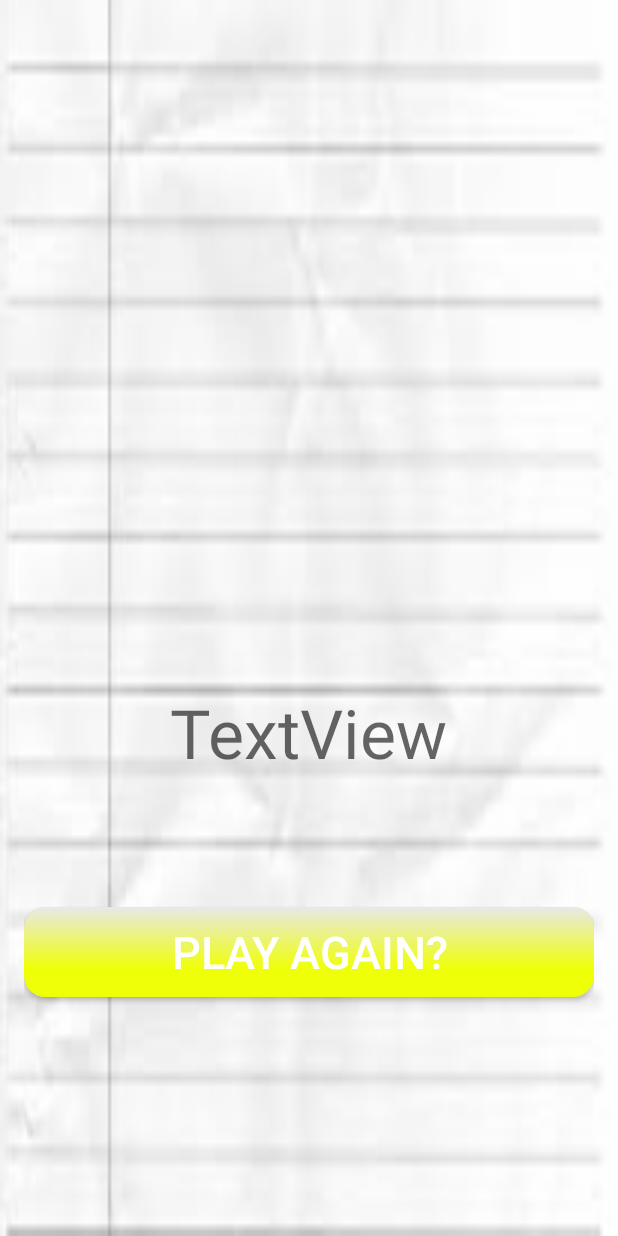
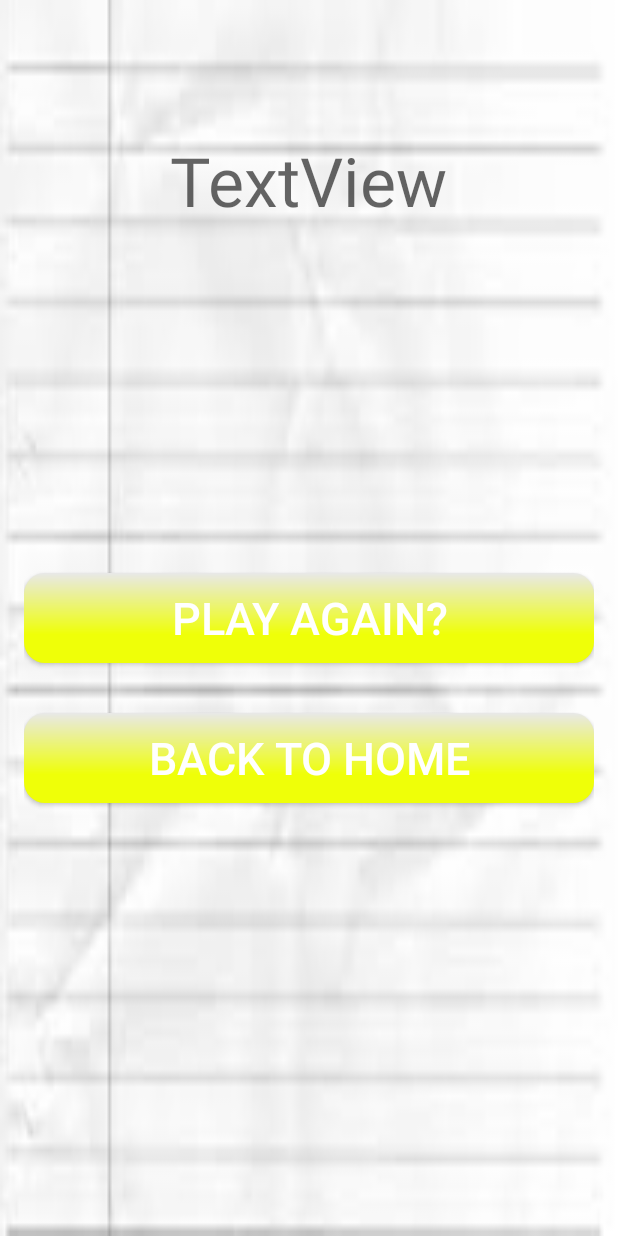
Before and after one commit to cliffsestig/TickTackToe, an Android app: the layout activity_end_game.xml on its own in the app's theme, with its tools: preview values and no code run, on a phone screen of 412 x 824 dp. Run offline under Robolectric (Android 15) with nearby library versions, the phone set to English and light mode, and no system bars.

```diff
--- a/app/src/main/java/com/example/cliffsestig/tictactoe/MainActivity.java
+++ b/app/src/main/java/com/example/cliffsestig/tictactoe/MainActivity.java
@@ -63,7 +63,7 @@ public class MainActivity extends AppCompatActivity {
     {
         TextView tv = (TextView) findViewById(R.id.txt_title);
         TranslateAnimation cloud_moving = new TranslateAnimation(
-                Animation.ABSOLUTE, 200,
+                Animation.ABSOLUTE, 280,
                 Animation.ABSOLUTE, 10,
                 Animation.ABSOLUTE, 0,
                 Animation.ABSOLUTE, 0
--- a/app/src/main/java/com/example/cliffsestig/tictactoe/nameActivity.java
+++ b/app/src/main/java/com/example/cliffsestig/tictactoe/nameActivity.java
@@ -25,7 +25,7 @@ public class nameActivity extends AppCompatActivity {
         btn.setOnClickListener(new View.OnClickListener() {
             @Override
             public void onClick(View view) {
-                if (!player1.getText().toString().equals("") && !player2.getText().toString().equals("")){
+                if ((!player1.getText().toString().equals("") && !player2.getText().toString().equals("")) && !player1.getText().toString().equals(player2.getText().toString()) ){
                     Intent myIntent = new Intent(nameActivity.this, playActivity.class);
                     myIntent.putExtra("PlayerX", player1.getText().toString());
                     myIntent.putExtra("PlayerO", player2.getText().toString());
--- a/app/src/main/res/layout/activity_end_game.xml
+++ b/app/src/main/res/layout/activity_end_game.xml
@@ -11,10 +11,17 @@
     tools:context="com.example.cliffsestig.tictactoe.endGameActivity"
     android:background="@drawable/images">
 
+    <TextView
+        android:text="TextView"
+        android:layout_width="wrap_content"
+        android:layout_height="wrap_content"
+        android:id="@+id/textView"
+        android:textAppearance="@style/TextAppearance.AppCompat.Display2"
+        android:layout_alignParentTop="true"
+        android:layout_centerHorizontal="true"
+        android:layout_marginTop="74dp" />
+
     <Button
-        android:layout_alignParentBottom="true"
-        android:layout_centerHorizontal="true"
-        android:layout_marginBottom="143dp"
         android:id="@+id/btn_play"
         android:text="Play again?"
         android:textColor="#FFFFFF"
@@ -22,15 +29,21 @@
         android:layout_width="match_parent"
         android:layout_height="60dp"
         android:background="@drawable/buttonshape"
-        android:layout_marginTop="30dp"/>
+        android:layout_centerVertical="true"
+        android:layout_alignParentLeft="true"
+        android:layout_alignParentStart="true" />
 
-    <TextView
-        android:text="TextView"
-        android:layout_width="wrap_content"
-        android:layout_height="wrap_content"
-        android:id="@+id/textView"
-        android:textAppearance="@style/TextAppearance.AppCompat.Display2"
-        android:layout_marginBottom="56dp"
-        android:layout_above="@+id/btn_play"
-        android:layout_centerHorizontal="true" />
+    <Button
+        android:id="@+id/btn_home"
+        android:text="Back to home"
+        android:textColor="#FFFFFF"
+        android:textSize="30sp"
+        android:layout_width="match_parent"
+        android:layout_height="60dp"
+        android:background="@drawable/buttonshape"
+        android:layout_alignTop="@+id/btn_play"
+        android:layout_alignParentLeft="true"
+        android:layout_alignParentStart="true"
+        android:layout_marginTop="93dp" />
+
 </RelativeLayout>
--- a/app/src/main/res/layout/activity_play.xml
+++ b/app/src/main/res/layout/activity_play.xml
@@ -20,7 +20,8 @@
         android:id="@+id/txt_time"
         android:text="timer"
         android:textAlignment="center"
-        android:textSize="24sp" />
+        android:textSize="36sp"
+        android:textStyle="normal|bold" />
 
     <LinearLayout
         android:orientation="horizontal"
```
Also changed, not shown: app/src/main/java/com/example/cliffsestig/tictactoe/DbAdapter.java (+38 -2 lines), app/src/main/java/com/example/cliffsestig/tictactoe/endGameActivity.java (+14 -1 lines), app/src/main/java/com/example/cliffsestig/tictactoe/playActivity.java (+31 -29 lines), app/src/main/java/com/example/cliffsestig/tictactoe/settingsActivity.java (+20 -0 lines), app/src/main/res/layout/activity_name.xml (+7 -6 lines), app/src/main/assets/databases/ticktactoe.db.
